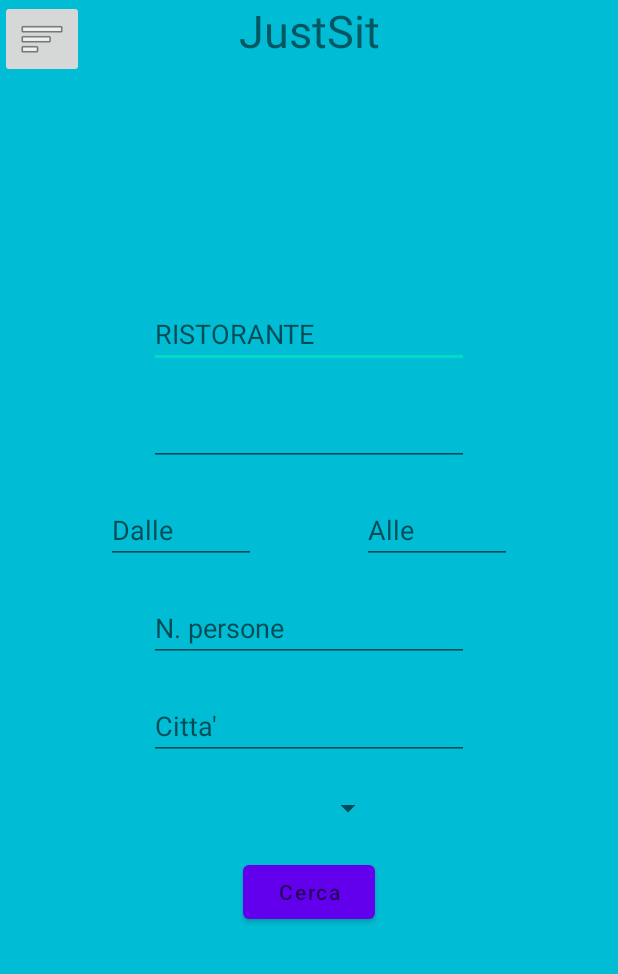
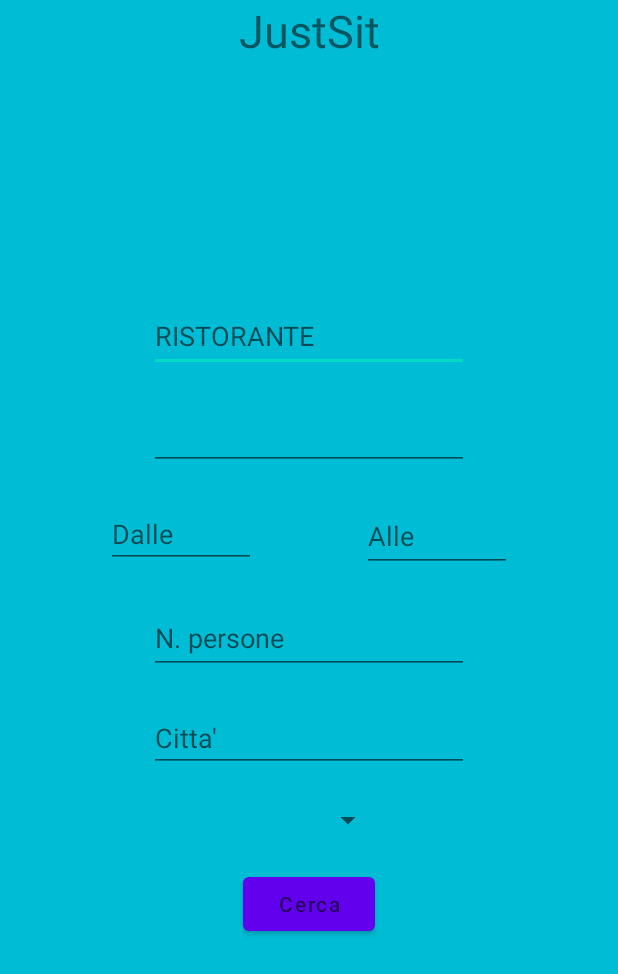
Before and after one commit to CappeXII/prog_mobile, an Android app: the layout activity_home_utente.xml on its own in the app's theme, with its tools: preview values and no code run, on a phone screen of 412 x 824 dp. Shown: the top 974 px of the screen. Run offline under Robolectric (Android 15) with nearby library versions, the phone set to English and light mode, and no system bars.

```diff
--- a/JustSit/app/src/main/java/com/example/justsit/views/MainActivity.kt
+++ b/JustSit/app/src/main/java/com/example/justsit/views/MainActivity.kt
@@ -18,6 +18,7 @@ import com.example.justsit.viewmodels.GestoreRicerca
 import com.example.justsit.viewmodels.GestoreUtente
 import com.google.android.material.snackbar.Snackbar
 import kotlinx.coroutines.Dispatchers
+import kotlinx.coroutines.delay
 import kotlinx.coroutines.launch
 
 class MainActivity : AppCompatActivity() {
--- a/JustSit/app/src/main/res/layout/activity_home_utente.xml
+++ b/JustSit/app/src/main/res/layout/activity_home_utente.xml
@@ -1,11 +1,10 @@
 <?xml version="1.0" encoding="utf-8"?>
 <androidx.drawerlayout.widget.DrawerLayout xmlns:android="http://schemas.android.com/apk/res/android"
     xmlns:app="http://schemas.android.com/apk/res-auto"
-    xmlns:tools="http://schemas.android.com/tools"
     android:id="@+id/Drawerlayout"
     android:layout_width="match_parent"
     android:layout_height="match_parent"
-    tools:context=".views.HomeUtente">
+    android:background="@color/cyan_background">
 
     <androidx.constraintlayout.widget.ConstraintLayout
         android:id="@+id/constraintLayout"
@@ -23,14 +22,6 @@
             app:layout_constraintStart_toStartOf="parent"
             app:layout_constraintTop_toTopOf="parent" />
 
-        <ImageButton
-            android:id="@+id/nav_btn"
-            android:layout_width="wrap_content"
-            android:layout_height="wrap_content"
-            app:layout_constraintStart_toStartOf="parent"
-            app:layout_constraintTop_toTopOf="parent"
-            app:srcCompat="@android:drawable/ic_menu_sort_by_size" />
-
         <EditText
             android:id="@+id/utente_ristorante_search"
             android:layout_width="wrap_content"
@@ -39,6 +30,7 @@
             android:ems="10"
             android:hint="@string/ristorante"
             android:inputType="textPersonName"
+            android:minHeight="48dp"
             app:layout_constraintEnd_toEndOf="parent"
             app:layout_constraintStart_toStartOf="parent"
             app:layout_constraintTop_toTopOf="parent" />
@@ -76,6 +68,7 @@
             android:ems="10"
             android:hint="Alle"
             android:inputType="time"
+            android:minHeight="48dp"
             app:layout_constraintEnd_toEndOf="parent"
             app:layout_constraintHorizontal_bias="0.5"
             app:layout_constraintHorizontal_chainStyle="spread"
@@ -90,6 +83,7 @@
             android:ems="10"
             android:hint="N. persone"
             android:inputType="number"
+            android:minHeight="48dp"
             app:layout_constraintEnd_toEndOf="parent"
             app:layout_constraintStart_toStartOf="parent"
             app:layout_constraintTop_toBottomOf="@+id/utente_orario_fine_search" />
@@ -128,7 +122,7 @@
     </androidx.constraintlayout.widget.ConstraintLayout>
 
     <com.google.android.material.navigation.NavigationView
-        android:id="@+id/nav_view"
+        android:id="@+id/nav_view_utente"
         android:layout_width="match_parent"
         android:layout_height="match_parent"
         android:layout_gravity="start"
--- a/JustSit/app/src/main/res/layout/activity_vista_modifica_utente.xml
+++ b/JustSit/app/src/main/res/layout/activity_vista_modifica_utente.xml
@@ -1,10 +1,10 @@
 <?xml version="1.0" encoding="utf-8"?>
-<androidx.constraintlayout.widget.ConstraintLayout
-    xmlns:android="http://schemas.android.com/apk/res/android"
+<androidx.constraintlayout.widget.ConstraintLayout xmlns:android="http://schemas.android.com/apk/res/android"
     xmlns:app="http://schemas.android.com/apk/res-auto"
     xmlns:tools="http://schemas.android.com/tools"
     android:layout_width="match_parent"
     android:layout_height="match_parent"
+    android:background="@color/cyan_background"
     tools:context=".views.VistaModificaUtente">
 
     <Button
```
Also changed, not shown: JustSit/app/src/main/java/com/example/justsit/views/HomeUtente.kt (+11 -16 lines).
